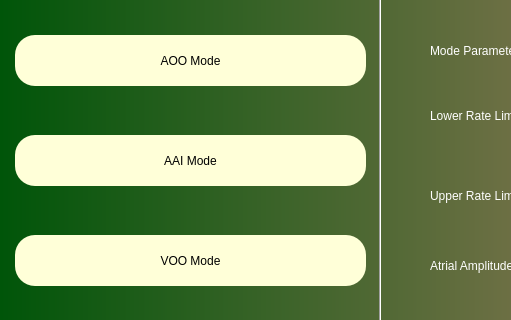
The window that DCM/interface/aai_mode.ui (patrickkosierb/3K04_DCM) describes before a commit, drawn with Qt 5; both pictures show x 0 to 511 and y 105 to 425 of the 1200 by 800 pixel window.
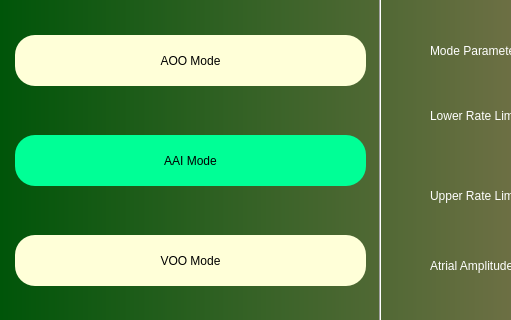
The same window after the commit.

```diff
--- a/DCM/interface/aai_mode.ui
+++ b/DCM/interface/aai_mode.ui
@@ -356,7 +356,7 @@
     <property name="styleSheet">
      <string notr="true">border-radius: 20px;
 color: rgb(0,0,0);
-background-color: rgb(255, 255, 216);
+background-color: rgb(0, 255, 150);
 font: 12pt &quot;Arial&quot;;</string>
     </property>
     <property name="text">
```
